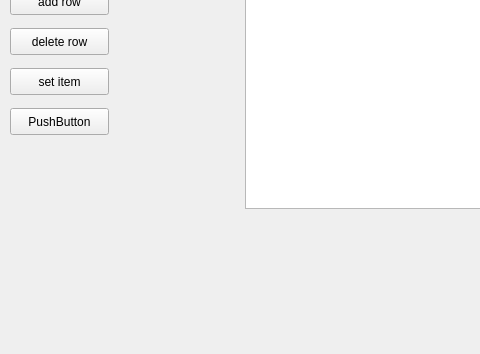
Qt form testQTableWidget/mainwindow.ui (tiancai1912/xiba) before a commit; both pictures show x 0 to 480 and y 169 to 523 of the 659 by 523 pixel window.
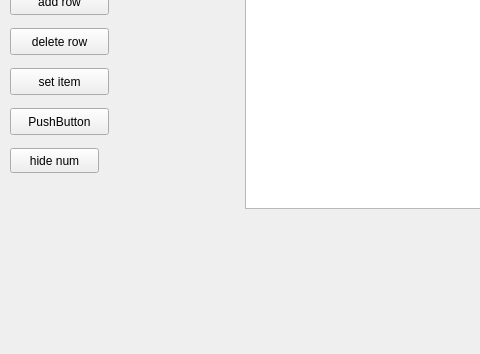
The same form after that commit.

```diff
--- a/testQTableWidget/mainwindow.ui
+++ b/testQTableWidget/mainwindow.ui
@@ -115,6 +115,19 @@
      <string>PushButton</string>
     </property>
    </widget>
+   <widget class="QPushButton" name="mBtnHidNum">
+    <property name="geometry">
+     <rect>
+      <x>10</x>
+      <y>300</y>
+      <width>89</width>
+      <height>25</height>
+     </rect>
+    </property>
+    <property name="text">
+     <string>hide num</string>
+    </property>
+   </widget>
   </widget>
   <widget class="QMenuBar" name="menuBar">
    <property name="geometry">
```
Left out of the diff: 2 changed lines with no effect on the pictures.
